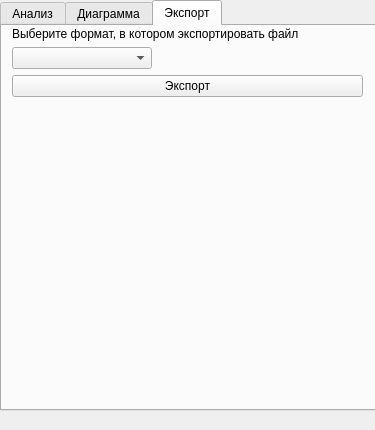
Before: the Qt Designer form res/ui/gravity_model_dockwidget.ui in Gumbinnen/qgis-lightmodels, drawn with Qt 5.
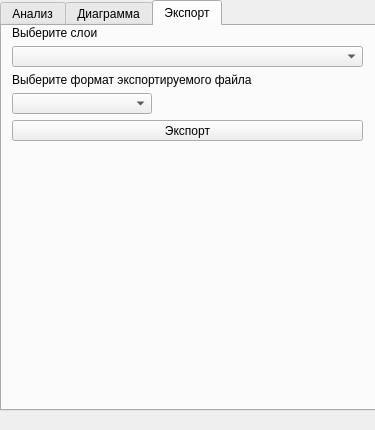
After: the same form once the commit is applied. The open tabs and pages were chosen to show the change. Custom widgets are drawn as their Qt base class.

Commit message: Add `layer pair` cmbox to gravity model widget. New export logic

```diff
--- a/res/ui/gravity_model_dockwidget.ui
+++ b/res/ui/gravity_model_dockwidget.ui
@@ -308,14 +308,34 @@
         <x>10</x>
         <y>0</y>
         <width>351</width>
-        <height>71</height>
+        <height>115</height>
        </rect>
       </property>
       <layout class="QVBoxLayout" name="export_vertical_layout">
+       <item>
+        <widget class="QLabel" name="label_layer_pair">
+         <property name="text">
+          <string>Выберите слои</string>
+         </property>
+        </widget>
+       </item>
+       <item>
+        <widget class="QComboBox" name="cmbox_layer_pair">
+         <property name="maximumSize">
+          <size>
+           <width>9999</width>
+           <height>16777215</height>
+          </size>
+         </property>
+         <property name="placeholderText">
+          <string>Слои</string>
+         </property>
+        </widget>
+       </item>
        <item>
         <widget class="QLabel" name="label_file_format">
          <property name="text">
-          <string>Выберите формат, в котором экспортировать файл</string>
+          <string>Выберите формат экспортируемого файла</string>
          </property>
         </widget>
        </item>
```
Left out of the diff: 2 changed lines with no effect on the pictures. The commit also changes 3 other files.
